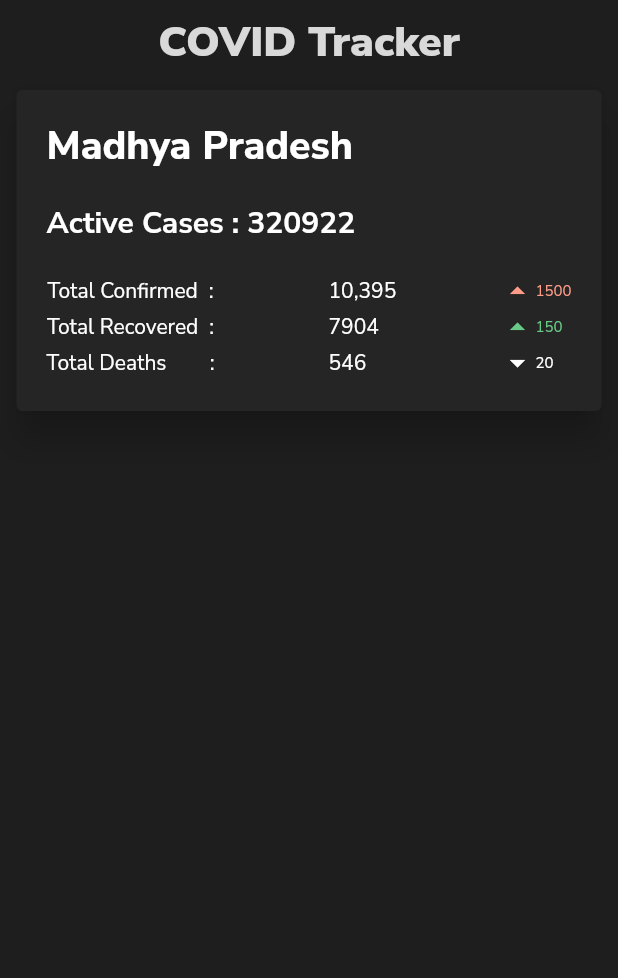
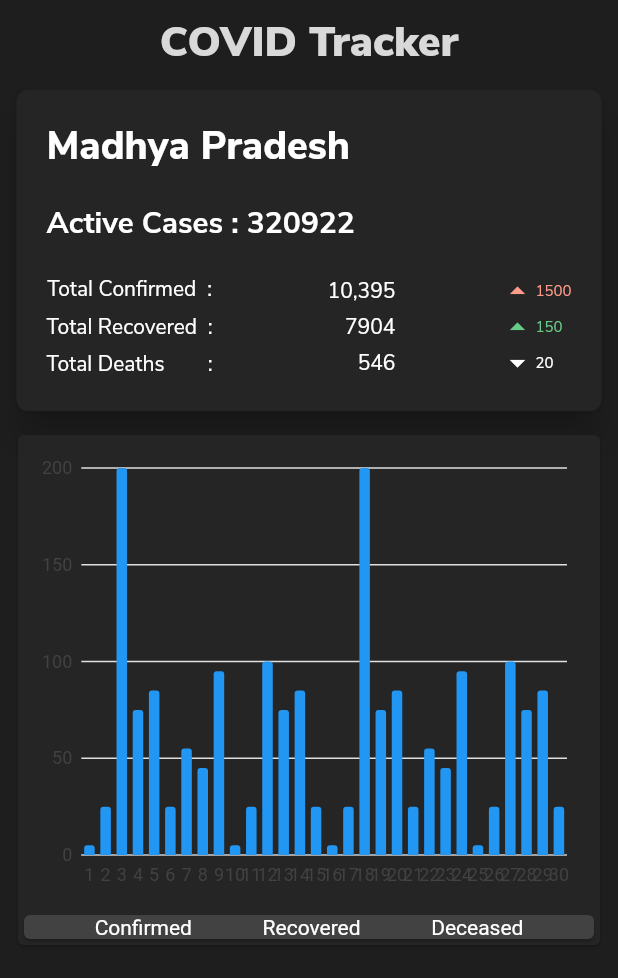
Before and after one commit to rahulnema0411/covid_tracker, a Flutter app: the screen it shows after launch, on a phone screen of 412 x 824 dp. Shown: the top 978 px of the screen. Run offline on Flutter 3.47's test engine with Material 2 defaults, Android fonts, the phone set to English and light mode, and no system bars; our stand-ins replace charts_flutter.

Commit message:
card created

```diff
--- a/lib/screens/home_screen.dart
+++ b/lib/screens/home_screen.dart
@@ -2,6 +2,7 @@ import 'package:flutter/cupertino.dart';
 import 'package:flutter/material.dart';
 import 'package:covidtracker/constants.dart';
 import 'package:covidtracker/widgets/data_card.dart';
+import 'package:covidtracker/widgets/chart_card.dart';
 
 class HomeScreen extends StatefulWidget {
   @override
@@ -35,6 +36,7 @@ class _HomeScreenState extends State<HomeScreen> {
               newDeaths: '20',
             ),
           ),
+          ChartCard(),
         ],
       ),
     );
--- /dev/null
+++ b/lib/widgets/bar_chart.dart
@@ -0,0 +1,80 @@
+import 'package:charts_flutter/flutter.dart' as charts;
+import 'package:flutter/material.dart';
+
+class SimpleBarChart extends StatelessWidget {
+  final List<charts.Series> seriesList;
+  final bool animate;
+
+  SimpleBarChart(this.seriesList, {this.animate});
+
+  /// Creates a [BarChart] with sample data and no transition.
+  factory SimpleBarChart.withSampleData() {
+    return new SimpleBarChart(
+      _createSampleData(),
+      // Disable animations for image tests.
+      animate: false,
+    );
+  }
+
+  @override
+  Widget build(BuildContext context) {
+    return new charts.BarChart(
+      seriesList,
+      animate: animate,
+    );
+  }
+
+  /// Create one series with sample hard coded data.
+  static List<charts.Series<OrdinalSales, String>> _createSampleData() {
+    final data = [
+      new OrdinalSales('1', 5),
+      new OrdinalSales('2', 25),
+      new OrdinalSales('3', 200),
+      new OrdinalSales('4', 75),
+      new OrdinalSales('5', 85),
+      new OrdinalSales('6', 25),
+      new OrdinalSales('7', 55),
+      new OrdinalSales('8', 45),
+      new OrdinalSales('9', 95),
+      new OrdinalSales('10', 5),
+      new OrdinalSales('11', 25),
+      new OrdinalSales('12', 100),
+      new OrdinalSales('13', 75),
+      new OrdinalSales('14', 85),
+      new OrdinalSales('15', 25),
+      new OrdinalSales('16', 5),
+      new OrdinalSales('17', 25),
+      new OrdinalSales('18', 200),
+      new OrdinalSales('19', 75),
+      new OrdinalSales('20', 85),
+      new OrdinalSales('21', 25),
+      new OrdinalSales('22', 55),
+      new OrdinalSales('23', 45),
+      new OrdinalSales('24', 95),
+      new OrdinalSales('25', 5),
+      new OrdinalSales('26', 25),
+      new OrdinalSales('27', 100),
+      new OrdinalSales('28', 75),
+      new OrdinalSales('29', 85),
+      new OrdinalSales('30', 25),
+    ];
+
+    return [
+      new charts.Series<OrdinalSales, String>(
+        id: 'Sales',
+        colorFn: (_, __) => charts.MaterialPalette.blue.shadeDefault,
+        domainFn: (OrdinalSales sales, _) => sales.year,
+        measureFn: (OrdinalSales sales, _) => sales.sales,
+        data: data,
+      )
+    ];
+  }
+}
+
+/// Sample ordinal data type.
+class OrdinalSales {
+  final String year;
+  final int sales;
+
+  OrdinalSales(this.year, this.sales);
+}
--- /dev/null
+++ b/lib/widgets/chart_card.dart
@@ -0,0 +1,45 @@
+import 'package:flutter/cupertino.dart';
+import 'package:flutter/material.dart';
+import 'package:covidtracker/constants.dart';
+import 'package:covidtracker/widgets/bar_chart.dart';
+
+class ChartCard extends StatelessWidget {
+  const ChartCard({
+    Key key,
+  }) : super(key: key);
+
+  @override
+  Widget build(BuildContext context) {
+    return Padding(
+      padding: const EdgeInsets.all(8.0),
+      child: Card(
+        color: cardColor_dark,
+        child: Container(
+          child: Column(
+            children: <Widget>[
+              Padding(
+                padding: const EdgeInsets.all(8.0),
+                child: Container(
+                  height: 300.0,
+                  child: SimpleBarChart.withSampleData(),
+                ),
+              ),
+              Container(
+                child: Card(
+                  child: Row(
+                    mainAxisAlignment: MainAxisAlignment.spaceEvenly,
+                    children: <Widget>[
+                      Text('Confirmed'),
+                      Text('Recovered'),
+                      Text('Deceased'),
+                    ],
+                  ),
+                ),
+              ),
+            ],
+          ),
+        ),
+      ),
+    );
+  }
+}
--- a/lib/widgets/data_card.dart
+++ b/lib/widgets/data_card.dart
@@ -24,6 +24,9 @@ class DataCard extends StatelessWidget {
   Widget build(BuildContext context) {
     return Card(
       color: cardColor_dark,
+      shape: RoundedRectangleBorder(
+        borderRadius: BorderRadius.circular(8.0),
+      ),
       elevation: 10.0,
       child: Column(
         children: <Widget>[
@@ -56,14 +59,14 @@ class DataCard extends StatelessWidget {
                       style: cardData_textStyle,
                     ),
                     SizedBox(
-                      height: 5.0,
+                      height: 6.0,
                     ),
                     Text(
                       'Total Recovered  :  ',
                       style: cardData_textStyle,
                     ),
                     SizedBox(
-                      height: 5.0,
+                      height: 6.0,
                     ),
                     Text(
                       'Total Deaths        :  ',
@@ -73,7 +76,7 @@ class DataCard extends StatelessWidget {
                 ),
                 Column(
                   mainAxisAlignment: MainAxisAlignment.spaceBetween,
-                  crossAxisAlignment: CrossAxisAlignment.start,
+                  crossAxisAlignment: CrossAxisAlignment.end,
                   children: <Widget>[
                     Text(
                       totalConfirmed,
--- a/pubspec.yaml
+++ b/pubspec.yaml
@@ -9,6 +9,7 @@ environment:
   sdk: ">=2.7.0 <3.0.0"
 
 dependencies:
+  charts_flutter: ^0.9.0
   flutter:
     sdk: flutter
 
```
Also changed, not shown: fonts/NunitoSans-Black.ttf (added), fonts/NunitoSans-BlackItalic.ttf (added), fonts/NunitoSans-Bold.ttf (added), fonts/NunitoSans-BoldItalic.ttf (added), fonts/NunitoSans-ExtraBold.ttf (added), fonts/NunitoSans-ExtraBoldItalic.ttf (added), fonts/NunitoSans-ExtraLight.ttf (added), fonts/NunitoSans-ExtraLightItalic.ttf (added), fonts/NunitoSans-Italic.ttf (added), fonts/NunitoSans-Light.ttf (added), fonts/NunitoSans-LightItalic.ttf (added), fonts/NunitoSans-Regular.ttf (added), fonts/NunitoSans-SemiBold.ttf (added), fonts/NunitoSans-SemiBoldItalic.ttf (added), 1 more files.
